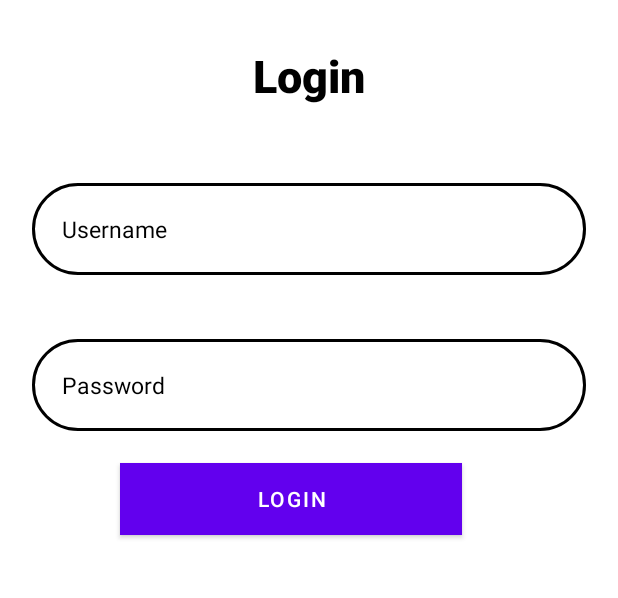
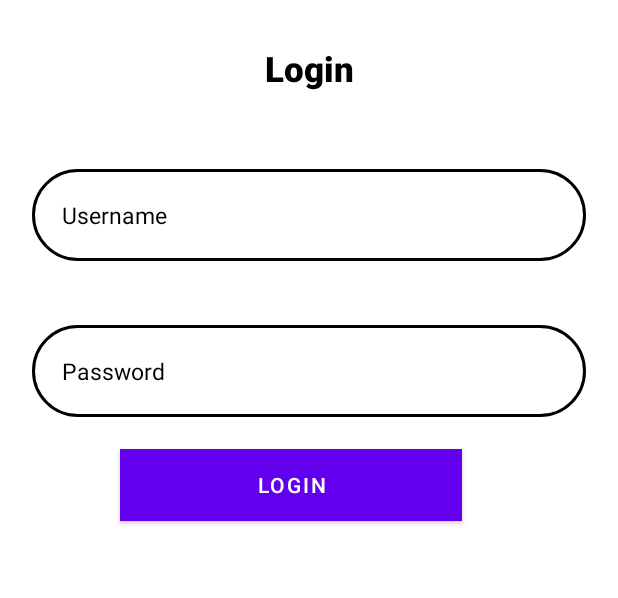
Before and after one commit to zainy3280/Advanced_Tailors, an Android app: the LoginActivity screen opened directly, with no data from a screen before it, on a phone screen of 412 x 824 dp, the part 235-833 px from its top. Run offline under Robolectric (Android 15) with nearby library versions, the phone set to English and light mode, and no system bars.

Commit message:
Commited By Zain on 21/12/2023

```diff
--- a/app/src/main/res/layout/activity_login.xml
+++ b/app/src/main/res/layout/activity_login.xml
@@ -25,7 +25,7 @@
         android:text="Login"
         android:textAlignment="center"
         android:textColor="@color/black"
-        android:textSize="30dp"
+        android:textSize="23dp"
         />
     <EditText
         android:id="@+id/edittextusername"
```
